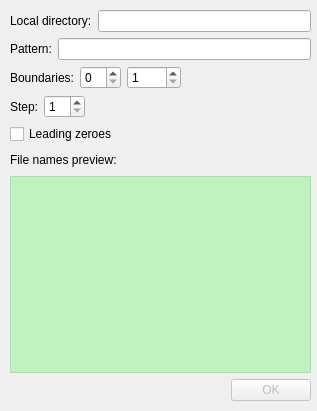
Above: plugins/batcher/mainwindow.ui from 0xd34df00d/leechcraft before the change. Below: the same form after it.
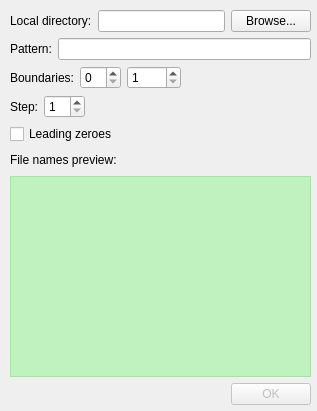
That is the form after the change. Icons and pictures are not drawn.

Commit message: * FS#5 implemented.

The edit to the form file:
```diff
--- a/plugins/batcher/mainwindow.ui
+++ b/plugins/batcher/mainwindow.ui
@@ -16,13 +16,13 @@
    <iconset resource="resources.qrc" >:/resources/images/batcher.png</iconset>
   </property>
   <widget class="QWidget" name="centralwidget" >
-   <widget class="QWidget" name="layoutWidget" >
+   <widget class="QWidget" name="" >
     <property name="geometry" >
      <rect>
       <x>10</x>
       <y>10</y>
       <width>301</width>
-      <height>391</height>
+      <height>395</height>
      </rect>
     </property>
     <layout class="QVBoxLayout" >
@@ -38,6 +38,13 @@
        <item>
         <widget class="QLineEdit" name="LocalDirLine_" />
        </item>
+       <item>
+        <widget class="QPushButton" name="LocalBrowse_" >
+         <property name="text" >
+          <string>Browse...</string>
+         </property>
+        </widget>
+       </item>
       </layout>
      </item>
      <item>
```
The commit also changes 2 other files.
